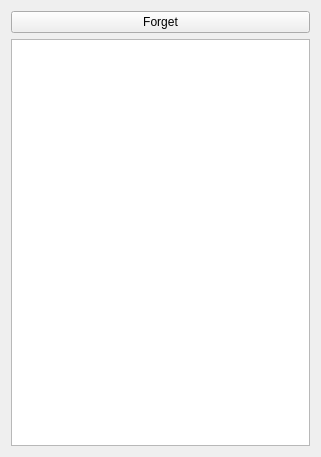
Before: the Qt Designer form mainwindow.ui in brik/facebrick, drawn with Qt 5.
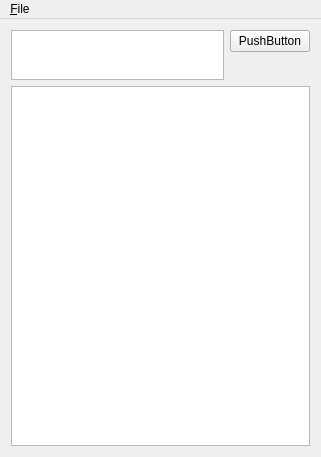
After: the same form once the commit is applied.

Commit message: Make the UI a bit more usable.

```diff
--- a/mainwindow.ui
+++ b/mainwindow.ui
@@ -16,17 +16,87 @@
   <widget class="QWidget" name="centralWidget">
    <layout class="QVBoxLayout" name="verticalLayout">
     <item>
-     <widget class="QPushButton" name="buttonForget">
-      <property name="text">
-       <string>Forget</string>
+     <layout class="QHBoxLayout" name="horizontalLayout">
+      <item>
+       <layout class="QVBoxLayout" name="verticalLayout_2">
+        <item>
+         <widget class="QPlainTextEdit" name="plainTextEdit">
+          <property name="sizePolicy">
+           <sizepolicy hsizetype="Expanding" vsizetype="Expanding">
+            <horstretch>0</horstretch>
+            <verstretch>1</verstretch>
+           </sizepolicy>
+          </property>
+          <property name="maximumSize">
+           <size>
+            <width>16777215</width>
+            <height>50</height>
+           </size>
+          </property>
+         </widget>
+        </item>
+       </layout>
+      </item>
+      <item>
+       <layout class="QVBoxLayout" name="verticalLayout_3">
+        <item>
+         <widget class="QPushButton" name="pushButton">
+          <property name="text">
+           <string>PushButton</string>
+          </property>
+         </widget>
+        </item>
+        <item>
+         <spacer name="verticalSpacer">
+          <property name="orientation">
+           <enum>Qt::Vertical</enum>
+          </property>
+          <property name="sizeHint" stdset="0">
+           <size>
+            <width>2</width>
+            <height>10</height>
+           </size>
+          </property>
+         </spacer>
+        </item>
+       </layout>
+      </item>
+     </layout>
+    </item>
+    <item>
+     <widget class="QListView" name="postsListView">
+      <property name="sizePolicy">
+       <sizepolicy hsizetype="Expanding" vsizetype="Expanding">
+        <horstretch>0</horstretch>
+        <verstretch>4</verstretch>
+       </sizepolicy>
       </property>
      </widget>
     </item>
-    <item>
-     <widget class="QListView" name="postsListView"/>
-    </item>
    </layout>
   </widget>
+  <widget class="QMenuBar" name="menuBar">
+   <property name="geometry">
+    <rect>
+     <x>0</x>
+     <y>0</y>
+     <width>321</width>
+     <height>23</height>
+    </rect>
+   </property>
+   <widget class="QMenu" name="menu_File">
+    <property name="title">
+     <string>&amp;File</string>
+    </property>
+    <addaction name="action_Logout"/>
+   </widget>
+   <addaction name="menu_File"/>
+  </widget>
+  <action name="action_Logout">
+   <property name="text">
+    <string>&amp;Logout</string>
+   </property>
+  </action>
  </widget>
  <layoutdefault spacing="6" margin="11"/>
  <resources/>
```
The commit also changes 1 other file.
